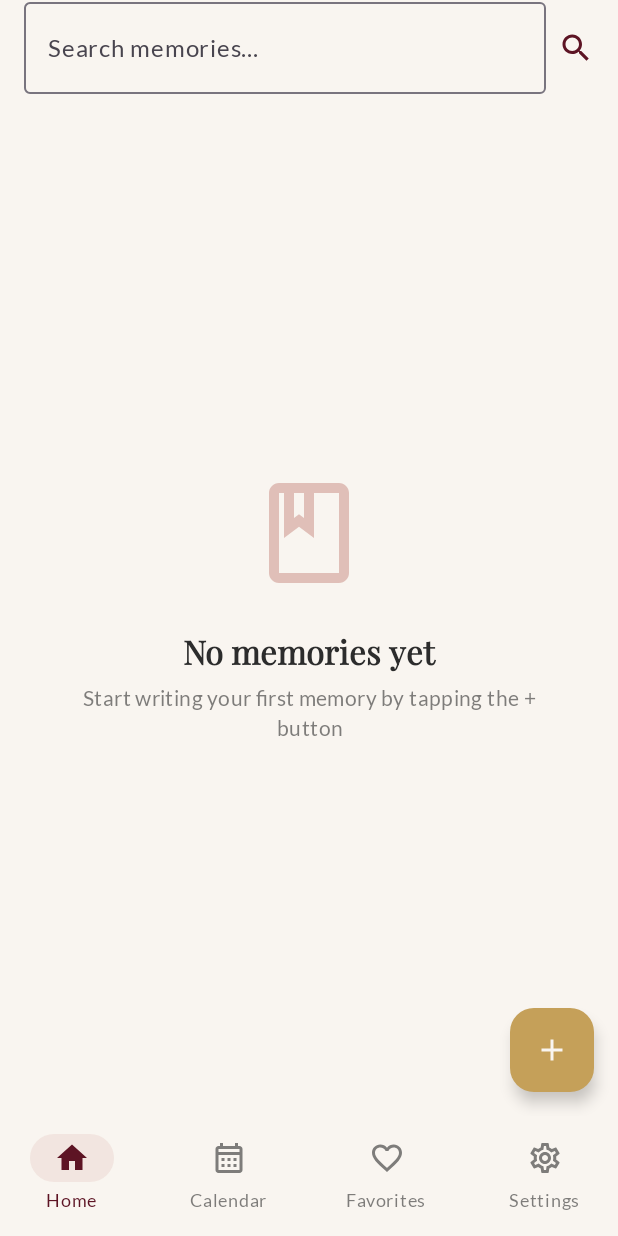
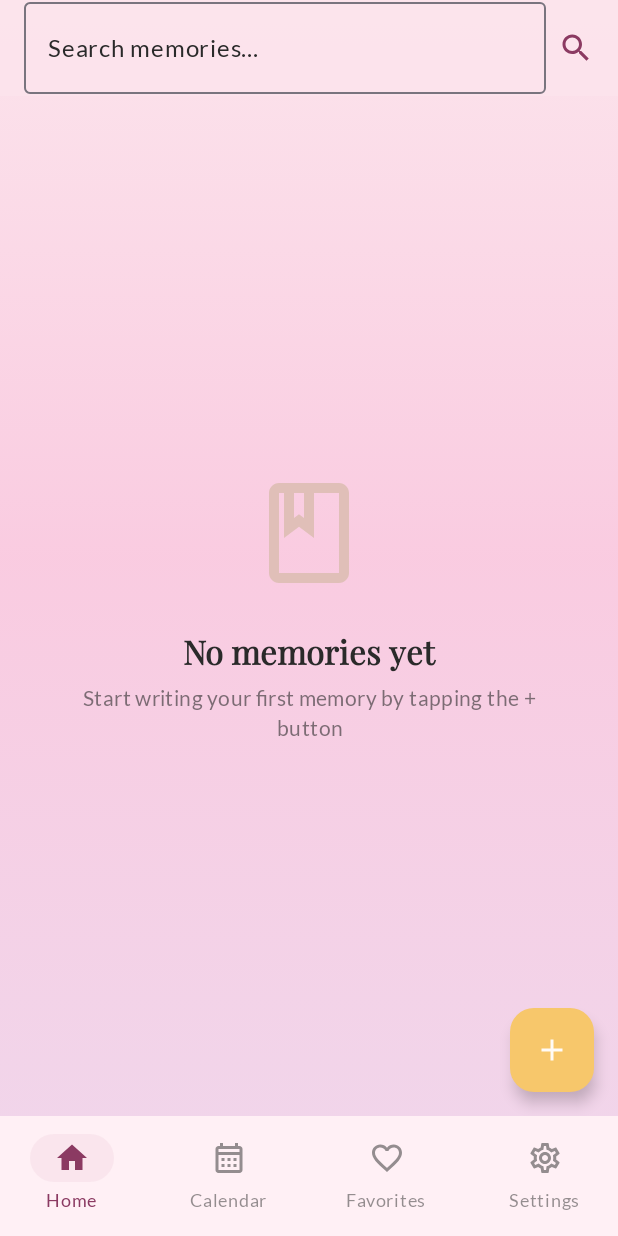
Before and after one commit to Dheeraj620339/MeriYaadein, an Android app built with Jetpack Compose: the screen it shows after launch (MainActivity), after a tap on "Search", on a phone screen of 412 x 824 dp. Run offline under Robolectric (Android 15) with nearby library versions, the phone set to English and light mode, and no system bars; our stand-ins replace Room's generated code.

Commit message:
style: update UI with romantic pink gradient theme

```diff
--- a/app/src/main/java/com/example/meriyaadein/ui/components/BottomNavBar.kt
+++ b/app/src/main/java/com/example/meriyaadein/ui/components/BottomNavBar.kt
@@ -62,8 +62,8 @@ fun BottomNavBar(
     )
 
     NavigationBar(
-        containerColor = CreamPaper,
-        contentColor = VelvetBurgundy
+        containerColor = CardPink,
+        contentColor = DeepRose
     ) {
         items.forEach { item ->
             val isSelected = currentRoute == item.route
@@ -81,11 +81,11 @@ fun BottomNavBar(
                 selected = isSelected,
                 onClick = { onItemClick(item) },
                 colors = NavigationBarItemDefaults.colors(
-                    selectedIconColor = VelvetBurgundy,
-                    selectedTextColor = VelvetBurgundy,
-                    unselectedIconColor = CharcoalSlate.copy(alpha = 0.6f),
-                    unselectedTextColor = CharcoalSlate.copy(alpha = 0.6f),
-                    indicatorColor = DustyRose.copy(alpha = 0.3f)
+                    selectedIconColor = DeepRose,
+                    selectedTextColor = DeepRose,
+                    unselectedIconColor = CharcoalSlate.copy(alpha = 0.5f),
+                    unselectedTextColor = CharcoalSlate.copy(alpha = 0.5f),
+                    indicatorColor = BlushRose.copy(alpha = 0.5f)
                 )
             )
         }
--- a/app/src/main/java/com/example/meriyaadein/ui/components/DiaryCard.kt
+++ b/app/src/main/java/com/example/meriyaadein/ui/components/DiaryCard.kt
@@ -13,6 +13,7 @@ import androidx.compose.runtime.Composable
 import androidx.compose.ui.Alignment
 import androidx.compose.ui.Modifier
 import androidx.compose.ui.draw.clip
+import androidx.compose.ui.draw.shadow
 import androidx.compose.ui.graphics.Brush
 import androidx.compose.ui.graphics.Color
 import androidx.compose.ui.text.font.FontWeight
@@ -40,23 +41,30 @@ fun DiaryCard(
     Card(
         modifier = modifier
             .fillMaxWidth()
+            .shadow(
+                elevation = 8.dp,
+                shape = RoundedCornerShape(20.dp),
+                ambientColor = DeepRose.copy(alpha = 0.2f),
+                spotColor = DeepRose.copy(alpha = 0.2f)
+            )
             .clickable(onClick = onClick),
         shape = RoundedCornerShape(20.dp),
         colors = CardDefaults.cardColors(
-            containerColor = Color.White
+            containerColor = CardPink
         ),
         elevation = CardDefaults.cardElevation(
-            defaultElevation = 4.dp
+            defaultElevation = 0.dp
         )
     ) {
         Column(
             modifier = Modifier
                 .fillMaxWidth()
                 .background(
-                    Brush.verticalGradient(
+                    Brush.linearGradient(
                         colors = listOf(
-                            Color.White,
-                            BlushMist.copy(alpha = 0.3f)
+                            CreamWhite,
+                            BlushRose.copy(alpha = 0.3f),
+                            SoftLavender.copy(alpha = 0.2f)
                         )
                     )
                 )
@@ -67,17 +75,24 @@ fun DiaryCard(
                 horizontalArrangement = Arrangement.SpaceBetween,
                 verticalAlignment = Alignment.CenterVertically
             ) {
-                // Mood emoji
+                // Mood emoji with pink background
                 Box(
                     modifier = Modifier
-                        .size(44.dp)
+                        .size(48.dp)
                         .clip(CircleShape)
-                        .background(DustyRose.copy(alpha = 0.4f)),
+                        .background(
+                            Brush.radialGradient(
+                                colors = listOf(
+                                    BlushRose,
+                                    GradientMid.copy(alpha = 0.5f)
+                                )
+                            )
+                        ),
                     contentAlignment = Alignment.Center
                 ) {
                     Text(
                         text = entry.mood.emoji,
-                        fontSize = 22.sp
+                        fontSize = 24.sp
                     )
                 }
 
@@ -86,7 +101,7 @@ fun DiaryCard(
                     Icon(
                         imageVector = if (entry.isFavorite) Icons.Default.Favorite else Icons.Default.FavoriteBorder,
                         contentDescription = if (entry.isFavorite) "Remove from favorites" else "Add to favorites",
-                        tint = if (entry.isFavorite) VelvetBurgundy else CharcoalSlate.copy(alpha = 0.5f)
+                        tint = if (entry.isFavorite) DeepRose else CharcoalSlate.copy(alpha = 0.4f)
                     )
                 }
             }
@@ -109,7 +124,7 @@ fun DiaryCard(
             Text(
                 text = entry.content,
                 style = MaterialTheme.typography.bodyMedium,
-                color = CharcoalSlate.copy(alpha = 0.7f),
+                color = CharcoalSlate.copy(alpha = 0.65f),
                 maxLines = 2,
                 overflow = TextOverflow.Ellipsis
             )
@@ -124,12 +139,13 @@ fun DiaryCard(
                 Text(
                     text = dateFormat.format(Date(entry.date)),
                     style = MaterialTheme.typography.labelSmall,
-                    color = AntiqueGold
+                    fontWeight = FontWeight.Medium,
+                    color = HoneyGold
                 )
                 Text(
                     text = timeFormat.format(Date(entry.createdAt)),
                     style = MaterialTheme.typography.labelSmall,
-                    color = CharcoalSlate.copy(alpha = 0.5f)
+                    color = CharcoalSlate.copy(alpha = 0.4f)
                 )
             }
         }
--- a/app/src/main/java/com/example/meriyaadein/ui/screens/HomeScreen.kt
+++ b/app/src/main/java/com/example/meriyaadein/ui/screens/HomeScreen.kt
@@ -11,6 +11,7 @@ import androidx.compose.material3.*
 import androidx.compose.runtime.*
 import androidx.compose.ui.Alignment
 import androidx.compose.ui.Modifier
+import androidx.compose.ui.graphics.Brush
 import androidx.compose.ui.text.font.FontWeight
 import androidx.compose.ui.unit.dp
 import com.example.meriyaadein.data.local.DiaryEntry
@@ -35,6 +36,20 @@ fun HomeScreen(
 ) {
     var isSearchVisible by remember { mutableStateOf(false) }
 
+    // Romantic pink gradient
+    val gradientBackground = Brush.verticalGradient(
+        colors = listOf(
+            GradientStart,
+            GradientMid.copy(alpha = 0.6f),
+            GradientEnd.copy(alpha = 0.4f)
+        )
+    )
+
+    Box(
+        modifier = modifier
+            .fillMaxSize()
+            .background(gradientBackground)
+    ) {
         Scaffold(
             topBar = {
                 TopAppBar(
@@ -47,17 +62,17 @@ fun HomeScreen(
                                 singleLine = true,
                                 modifier = Modifier.fillMaxWidth(),
                                 colors = OutlinedTextFieldDefaults.colors(
-                                focusedBorderColor = VelvetBurgundy,
-                                cursorColor = VelvetBurgundy
+                                    focusedBorderColor = DeepRose,
+                                    cursorColor = DeepRose
                                 )
                             )
                         } else {
                             Column {
                                 Text(
-                                text = "Meri Yaadein",
+                                    text = "✨ Meri Yaadein",
                                     style = MaterialTheme.typography.headlineMedium,
                                     fontWeight = FontWeight.Bold,
-                                color = VelvetBurgundy
+                                    color = DeepRose
                                 )
                                 Text(
                                     text = "Your personal memories",
@@ -72,26 +87,25 @@ fun HomeScreen(
                             Icon(
                                 Icons.Default.Search,
                                 contentDescription = "Search",
-                            tint = VelvetBurgundy
+                                tint = DeepRose
                             )
                         }
                     },
                     colors = TopAppBarDefaults.topAppBarColors(
-                    containerColor = CreamPaper
+                        containerColor = GradientStart.copy(alpha = 0.95f)
                     )
                 )
             },
             floatingActionButton = {
                 FloatingActionButton(
                     onClick = onAddClick,
-                containerColor = AntiqueGold,
-                contentColor = CreamPaper
+                    containerColor = HoneyGold,
+                    contentColor = CreamWhite
                 ) {
                     Icon(Icons.Default.Add, contentDescription = "Add Entry")
                 }
             },
-        containerColor = CreamPaper,
-        modifier = modifier
+            containerColor = androidx.compose.ui.graphics.Color.Transparent
         ) { paddingValues ->
             if (entries.isEmpty()) {
                 Box(
@@ -138,3 +152,4 @@ fun HomeScreen(
             }
         }
     }
+}
--- a/app/src/main/java/com/example/meriyaadein/ui/theme/Color.kt
+++ b/app/src/main/java/com/example/meriyaadein/ui/theme/Color.kt
@@ -2,24 +2,30 @@ package com.example.meriyaadein.ui.theme
 
 import androidx.compose.ui.graphics.Color
 
-val Purple80 = Color(0xFFD0BCFF)
-val PurpleGrey80 = Color(0xFFCCC2DC)
-val Pink80 = Color(0xFFEFB8C8)
+// Romantic Pink Palette - Premium & Soft
+val BlushRose = Color(0xFFF6DCE5)          // Primary soft pink
+val RosePetal = Color(0xFFFCE4EC)          // Light pink for backgrounds
+val SoftLavender = Color(0xFFE8DEF8)       // Lavender accent
+val HoneyGold = Color(0xFFF7C76B)          // Warm gold for accents
+val DeepRose = Color(0xFF8B3A62)           // Deep rose for text/icons
+val VelvetBurgundy = Color(0xFF5D1424)     // Rich burgundy for headers
+val CreamWhite = Color(0xFFFFFBF7)         // Off-white
+val CharcoalSlate = Color(0xFF2A2A2A)      // Dark text
 
-val Purple40 = Color(0xFF6650a4)
-val PurpleGrey40 = Color(0xFF625b71)
-val Pink40 = Color(0xFF7D5260)
+// Gradient colors
+val GradientStart = Color(0xFFFCE4EC)      // Light pink
+val GradientMid = Color(0xFFF8BBD9)        // Medium pink
+val GradientEnd = Color(0xFFE1BEE7)        // Light purple/lavender
 
-// Midnight Rose Palette
-val VelvetBurgundy = Color(0xFF5D1424)
-val DustyRose = Color(0xFFE0BFB8)
-val CreamPaper = Color(0xFFF9F5F0)
-val BlushMist = Color(0xFFF2E6E6)
-val AntiqueGold = Color(0xFFC5A059)
-val CharcoalSlate = Color(0xFF2C2C2C)
+// Card & Surface colors
+val CardPink = Color(0xFFFFF0F5)           // Very light pink for cards
+val DustyRose = Color(0xFFE0BFB8)          // Dusty rose accent
+val BlushMist = Color(0xFFFAE8F0)          // Blush mist
+val AntiqueGold = Color(0xFFC5A059)        // Gold accent
+val CreamPaper = Color(0xFFFFF5F8)         // Pink-tinted cream
 
 // Dark Theme Variants
-val DarkVelvetBurgundy = Color(0xFF400D18)
+val DarkDeepRose = Color(0xFF4A2040)
 val DarkCreamPaper = Color(0xFF1E1E1E)
 val DarkBlushMist = Color(0xFF2D2D2D)
 val DarkAntiqueGold = Color(0xFFD4AF37)
--- a/app/src/main/java/com/example/meriyaadein/ui/theme/Theme.kt
+++ b/app/src/main/java/com/example/meriyaadein/ui/theme/Theme.kt
@@ -9,47 +9,53 @@ import androidx.compose.material3.dynamicDarkColorScheme
 import androidx.compose.material3.dynamicLightColorScheme
 import androidx.compose.material3.lightColorScheme
 import androidx.compose.runtime.Composable
+import androidx.compose.runtime.SideEffect
+import androidx.compose.ui.graphics.Color
+import androidx.compose.ui.graphics.toArgb
 import androidx.compose.ui.platform.LocalContext
+import androidx.compose.ui.platform.LocalView
+import androidx.core.view.WindowCompat
 
 private val DarkColorScheme = darkColorScheme(
-    primary = DustyRose,
-    onPrimary = DarkVelvetBurgundy,
-    primaryContainer = DarkVelvetBurgundy,
-    onPrimaryContainer = DustyRose,
-    secondary = AntiqueGold,
-    onSecondary = DarkVelvetBurgundy,
+    primary = BlushRose,
+    onPrimary = DarkDeepRose,
+    primaryContainer = DarkDeepRose,
+    onPrimaryContainer = BlushRose,
+    secondary = HoneyGold,
+    onSecondary = DarkDeepRose,
     secondaryContainer = DarkAntiqueGold,
-    onSecondaryContainer = DarkVelvetBurgundy,
-    tertiary = BlushMist,
-    onTertiary = DarkVelvetBurgundy,
+    onSecondaryContainer = DarkDeepRose,
+    tertiary = SoftLavender,
+    onTertiary = DarkDeepRose,
     background = DarkCreamPaper,
-    onBackground = BlushMist,
+    onBackground = BlushRose,
     surface = DarkBlushMist,
-    onSurface = BlushMist
+    onSurface = BlushRose
 )
 
 private val LightColorScheme = lightColorScheme(
-    primary = VelvetBurgundy,
-    onPrimary = CreamPaper,
-    primaryContainer = DustyRose,
-    onPrimaryContainer = VelvetBurgundy,
-    secondary = AntiqueGold,
+    primary = DeepRose,
+    onPrimary = CreamWhite,
+    primaryContainer = BlushRose,
+    onPrimaryContainer = DeepRose,
+    secondary = HoneyGold,
     onSecondary = VelvetBurgundy,
     secondaryContainer = BlushMist,
-    onSecondaryContainer = VelvetBurgundy,
-    tertiary = DustyRose,
-    onTertiary = VelvetBurgundy,
-    background = CreamPaper,
+    onSecondaryContainer = DeepRose,
+    tertiary = SoftLavender,
+    onTertiary = DeepRose,
+    background = RosePetal,
     onBackground = CharcoalSlate,
-    surface = BlushMist,
-    onSurface = CharcoalSlate
+    surface = CardPink,
+    onSurface = CharcoalSlate,
+    surfaceVariant = BlushMist,
+    onSurfaceVariant = CharcoalSlate
 )
 
 @Composable
 fun MeriYaadeinTheme(
     darkTheme: Boolean = isSystemInDarkTheme(),
-    // Dynamic color is available on Android 12+
-    dynamicColor: Boolean = false, // Disable dynamic color to enforce brand identity
+    dynamicColor: Boolean = false,
     content: @Composable () -> Unit
 ) {
     val colorScheme = when {
@@ -57,9 +63,17 @@ fun MeriYaadeinTheme(
             val context = LocalContext.current
             if (darkTheme) dynamicDarkColorScheme(context) else dynamicLightColorScheme(context)
         }
-
         darkTheme -> DarkColorScheme
         else -> LightColorScheme
+    }
+
+    val view = LocalView.current
+    if (!view.isInEditMode) {
+        SideEffect {
+            val window = (view.context as Activity).window
+            window.statusBarColor = colorScheme.background.toArgb()
+            WindowCompat.getInsetsController(window, view).isAppearanceLightStatusBars = !darkTheme
+        }
     }
 
     MaterialTheme(
```
Lines whose indentation alone changed are shown as unchanged.
